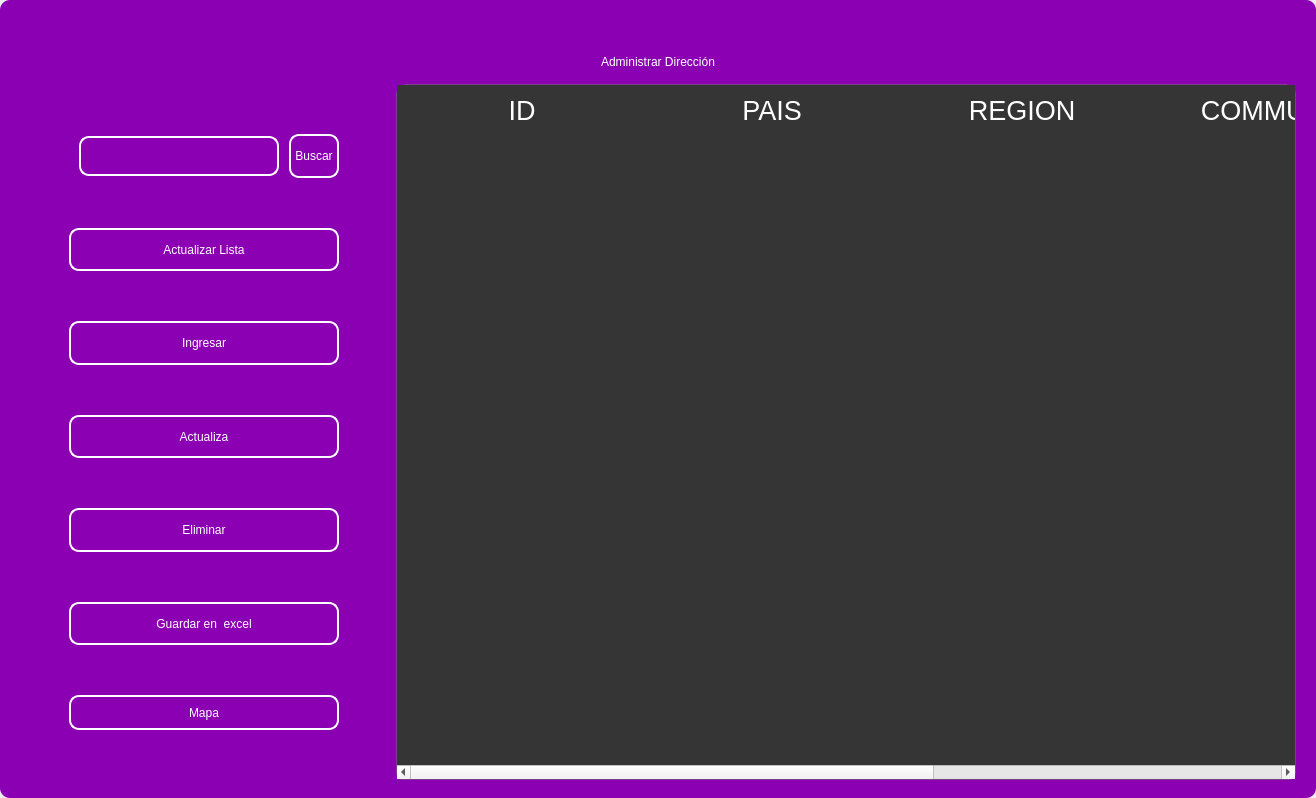
Qt form design/standar/mainaddress4.ui (codemiguel-dev/ERP-EmprendeSoft-Desktop) before a commit.
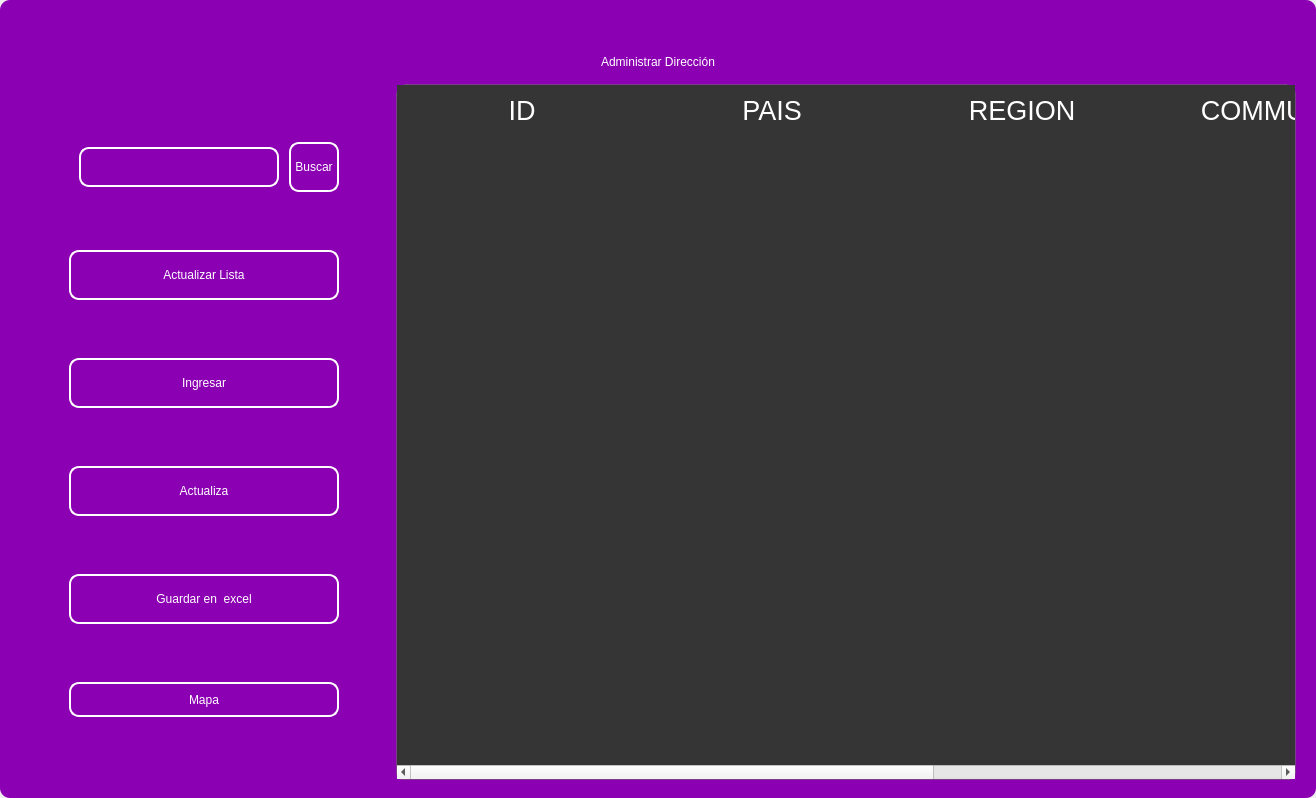
The same form after that commit. Icons and pictures are not drawn.

Diff of the .ui file:
```diff
--- a/design/standar/mainaddress4.ui
+++ b/design/standar/mainaddress4.ui
@@ -640,50 +640,6 @@
               </property>
              </widget>
             </item>
-            <item>
-             <widget class="QPushButton" name="btn_delete">
-              <property name="minimumSize">
-               <size>
-                <width>0</width>
-                <height>40</height>
-               </size>
-              </property>
-              <property name="maximumSize">
-               <size>
-                <width>300</width>
-                <height>50</height>
-               </size>
-              </property>
-              <property name="cursor">
-               <cursorShape>PointingHandCursor</cursorShape>
-              </property>
-              <property name="styleSheet">
-               <string notr="true">QPushButton{
-border-radius:10px; 
-font: 12pt &quot;Arial&quot;;
-color: rgb(255, 255, 254);
-border: 2px solid #ffffff;
-}
-
-QPushButton:hover{
-border-radius:10px; 
-font: 12pt &quot;Arial&quot;;
-color: rgb(255, 255, 255);
-border: 2px solid rgb(120, 0, 171);
-	background-color: rgb(120, 0, 171);
-}</string>
-              </property>
-              <property name="text">
-               <string>Eliminar</string>
-              </property>
-              <property name="iconSize">
-               <size>
-                <width>35</width>
-                <height>35</height>
-               </size>
-              </property>
-             </widget>
-            </item>
             <item>
              <widget class="QPushButton" name="btn_excel">
               <property name="minimumSize">
```
